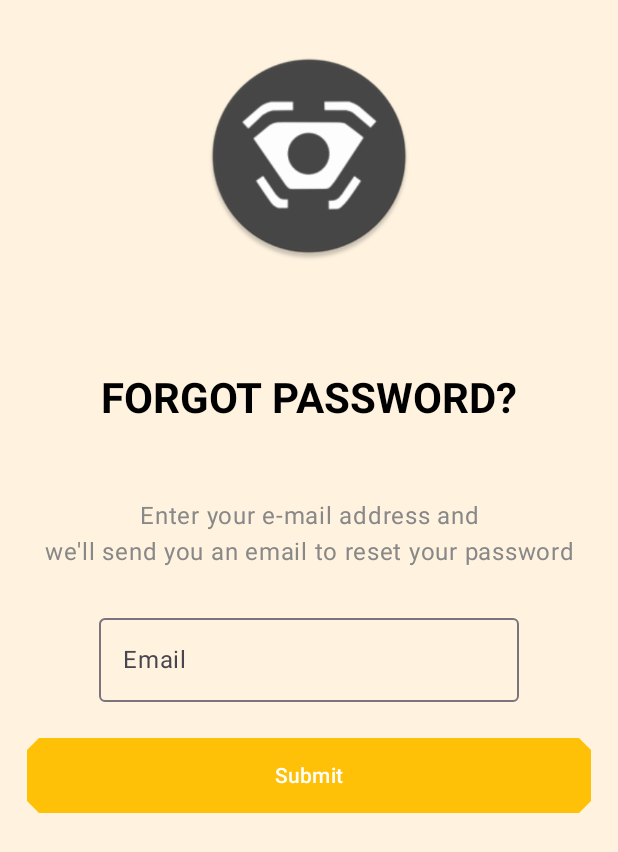
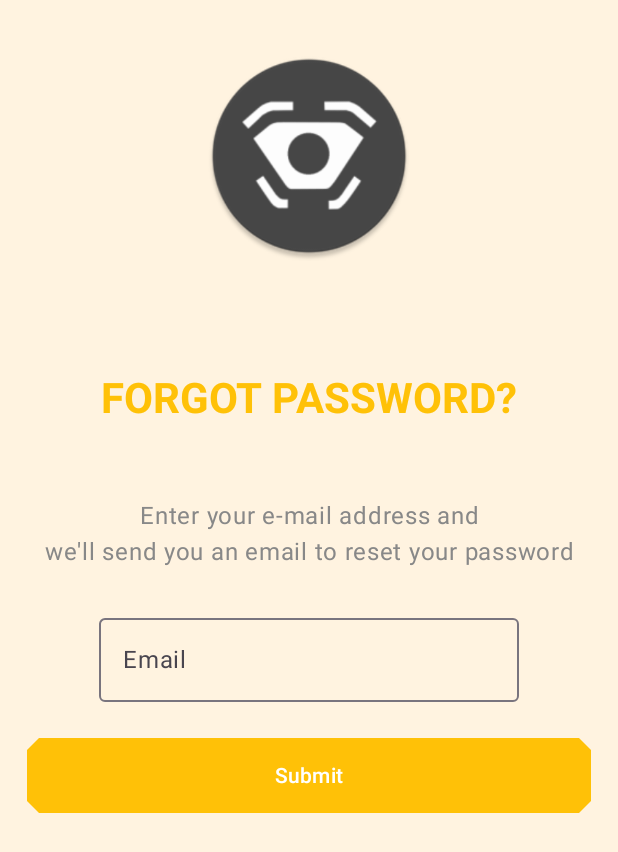
Before and after one commit to Matoxik/security-camera, an Android app built with Jetpack Compose: the screen it shows after launch (MainActivity), after a tap on "Forgot Password?", on a phone screen of 412 x 824 dp. Shown: the top 852 px of the screen. Run offline under Robolectric (Android 15) with nearby library versions, the phone set to English and light mode, and no system bars; our stand-ins replace Firebase (no records; nobody signed in at launch, a user with empty details on screens opened directly), Room's generated code, constraintlayout-compose; libraries missing offline, so code that uses them is left out: androidx.camera.core, androidx.camera.lifecycle, androidx.camera.view, com.google.mlkit.vision; pictures from the network do not load; 1 statement that could not run was skipped.

Commit message:
fix(UI): update text color

```diff
--- a/app/src/main/java/com/macieandrz/securitycamera/pages/ResetPassPage.kt
+++ b/app/src/main/java/com/macieandrz/securitycamera/pages/ResetPassPage.kt
@@ -3,7 +3,6 @@ package com.macieandrz.securitycamera.pages
 import android.content.res.Configuration
 import android.widget.Toast
 import androidx.compose.foundation.Image
-import androidx.compose.foundation.layout.Arrangement
 import androidx.compose.foundation.layout.Column
 import androidx.compose.foundation.layout.Spacer
 import androidx.compose.foundation.layout.fillMaxSize
@@ -11,14 +10,12 @@ import androidx.compose.foundation.layout.fillMaxWidth
 import androidx.compose.foundation.layout.height
 import androidx.compose.foundation.layout.padding
 import androidx.compose.foundation.layout.size
-import androidx.compose.foundation.lazy.LazyColumn
 import androidx.compose.foundation.shape.CutCornerShape
 import androidx.compose.material3.Button
 import androidx.compose.material3.MaterialTheme
 import androidx.compose.material3.OutlinedTextField
 import androidx.compose.material3.Scaffold
 import androidx.compose.material3.Text
-import androidx.compose.material3.TextFieldDefaults
 import androidx.compose.runtime.Composable
 import androidx.compose.runtime.LaunchedEffect
 import androidx.compose.runtime.collectAsState
@@ -29,7 +26,6 @@ import androidx.compose.runtime.setValue
 import androidx.compose.ui.Alignment
 import androidx.compose.ui.Modifier
 import androidx.compose.ui.graphics.Color
-import androidx.compose.ui.input.nestedscroll.nestedScroll
 import androidx.compose.ui.platform.LocalConfiguration
 import androidx.compose.ui.platform.LocalContext
 import androidx.compose.ui.res.painterResource
@@ -131,7 +127,7 @@ fun ResetPassPage(
                         text = "FORGOT PASSWORD?",
                         style = MaterialTheme.typography.headlineMedium,
                         fontWeight = FontWeight.Bold,
-                        color = Color.Black
+                        color = MaterialTheme.colorScheme.primary
                     )
 
                     Spacer(modifier = Modifier.height(48.dp))
```
